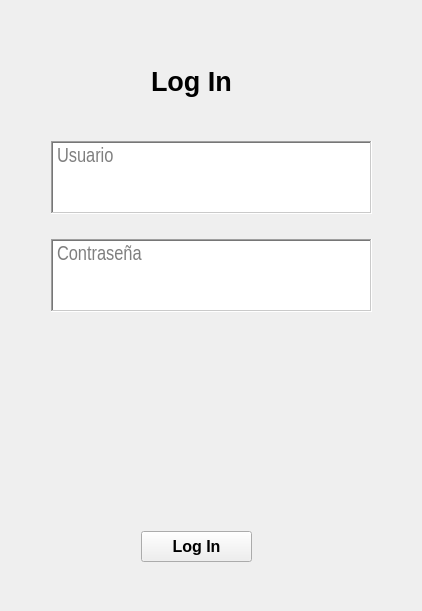
First picture: the form in src/Login.ui, repository rvqzs/tresPatitos, before the edit.
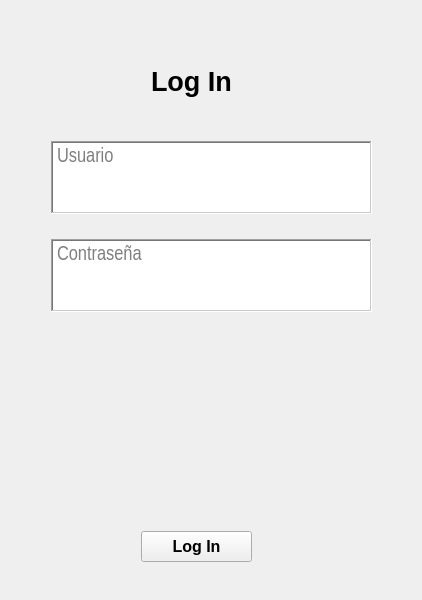
Second picture: the form after the edit.

Patch:
```diff
--- a/src/Login.ui
+++ b/src/Login.ui
@@ -7,9 +7,21 @@
     <x>0</x>
     <y>0</y>
     <width>422</width>
-    <height>611</height>
+    <height>600</height>
    </rect>
   </property>
+  <property name="minimumSize">
+   <size>
+    <width>400</width>
+    <height>600</height>
+   </size>
+  </property>
+  <property name="maximumSize">
+   <size>
+    <width>16777215</width>
+    <height>600</height>
+   </size>
+  </property>
   <property name="windowTitle">
    <string>Log In</string>
   </property>
```
